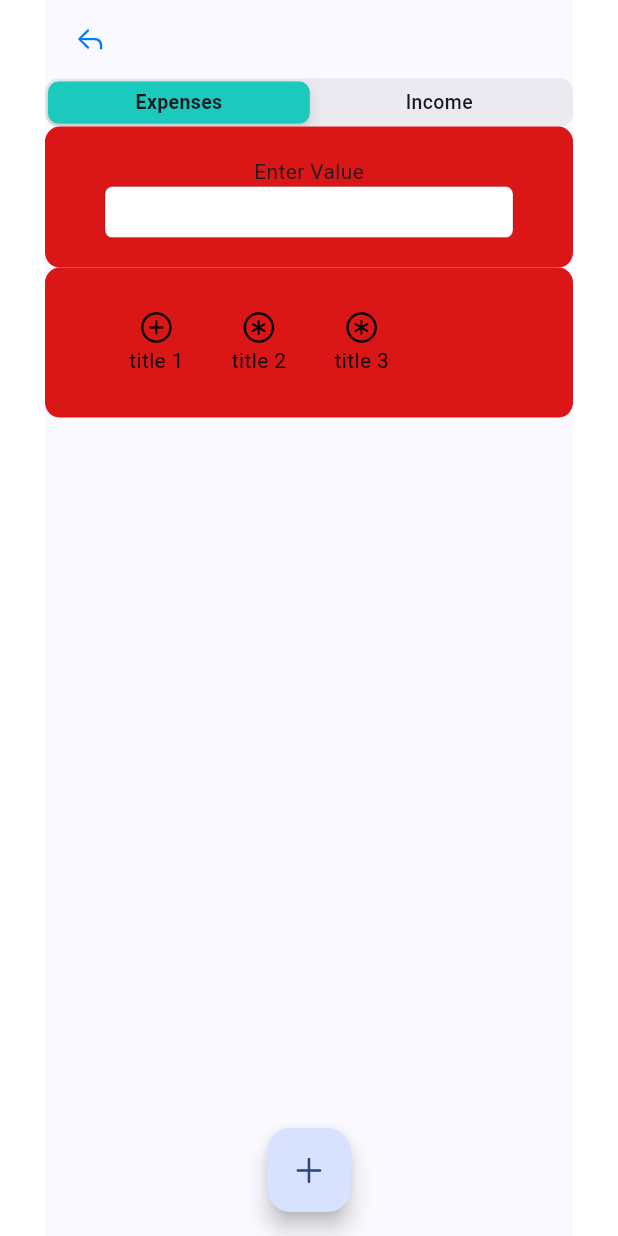
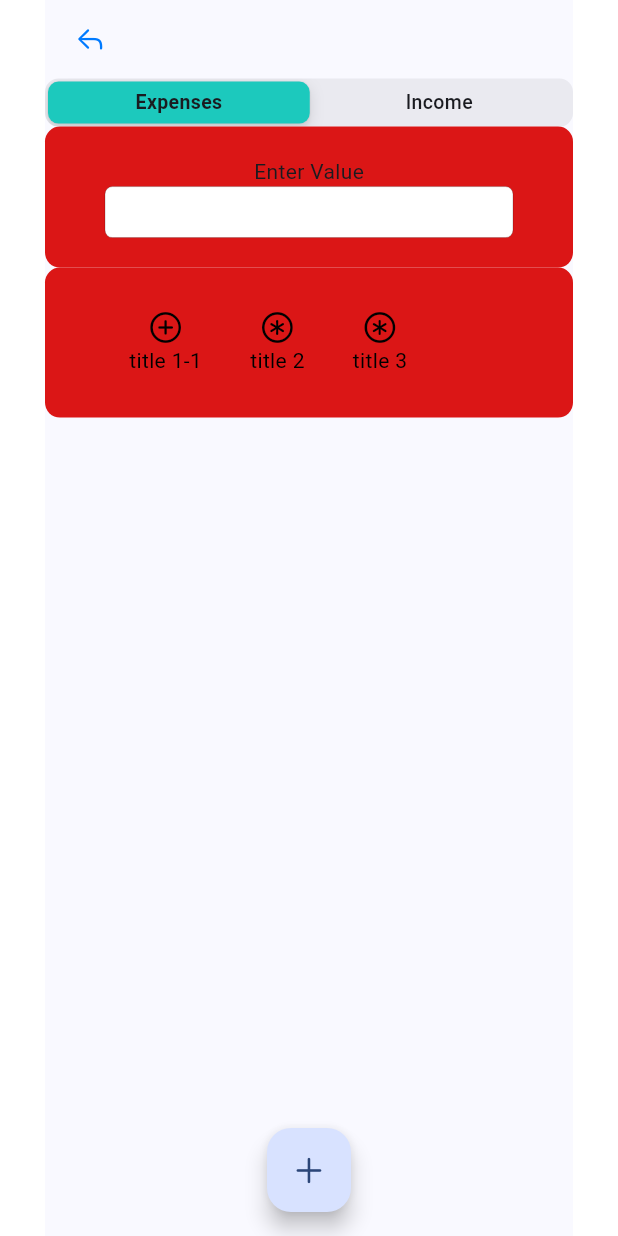
Before and after one commit to aliakseyNiaklesa/wallet, a Flutter app: the screen it shows after launch, after a tap on an icon or button, on a phone screen of 412 x 824 dp. Run offline on Flutter 3.47's test engine with Material 3 defaults, Android fonts, the phone set to English and light mode, and no system bars; our stand-ins replace flutter_riverpod, go_router.

Commit message:
Added expense tags

```diff
--- a/lib/src/features/expense_record.dart
+++ b/lib/src/entities/expense_record.dart
@@ -1,8 +1,15 @@
 import 'package:flutter/cupertino.dart';
 import 'package:flutter_riverpod/flutter_riverpod.dart';
+import 'package:wallet/src/models/expense.dart';
 
 class ExpenseRecord extends ConsumerWidget {
-  const ExpenseRecord({super.key});
+  // const ExpenseRecord({super.key});
+  Expense expense;
+
+  ExpenseRecord({
+    Key? key,
+    required this.expense,
+  }) : super(key: key);
 
   @override
   Widget build(BuildContext context, WidgetRef ref) {
@@ -12,7 +19,7 @@ class ExpenseRecord extends ConsumerWidget {
         decoration: const BoxDecoration(
             color: Color.fromARGB(255, 28, 201, 189),
             borderRadius: BorderRadius.all(Radius.circular(10))),
-        child: const Row(
+        child: Row(
           mainAxisAlignment: MainAxisAlignment.spaceBetween,
           children: [
             SizedBox(
@@ -22,7 +29,7 @@ class ExpenseRecord extends ConsumerWidget {
                     padding: EdgeInsets.only(right: 20),
                     child: Icon(CupertinoIcons.airplane),
                   ),
-                  Text('Travel')
+                  Text(expense.tag.title)
                 ],
               ),
             ),
@@ -32,7 +39,7 @@ class ExpenseRecord extends ConsumerWidget {
                   Text('25%'),
                   Padding(
                     padding: EdgeInsets.only(left: 20),
-                    child: Text('\$130'),
+                    child: Text('\$' + expense.price.toString()),
                   )
                 ],
               ),
--- a/lib/src/entities/tag_widget.dart
+++ b/lib/src/entities/tag_widget.dart
@@ -1,21 +1,25 @@
 import 'package:flutter/cupertino.dart';
 import 'package:flutter_riverpod/flutter_riverpod.dart';
 import 'package:wallet/src/models/tag.dart';
+import 'package:wallet/src/services/expense_tags.dart';
 
 class TagWidget extends ConsumerWidget {
   Tag tag;
-  VoidCallback onClick;
 
-  TagWidget(
-      {Key? key,
-      required this.tag,
-      required this.onClick})
-      : super(key: key);
+  TagWidget({
+    Key? key,
+    required this.tag,
+  }) : super(key: key);
 
   @override
   Widget build(BuildContext context, WidgetRef ref) {
+    handleOnTab() {
+      final expenseTag =
+          ref.read(expenseTagsProvider.notifier).updateTag(tag.uuid);
+    }
+
     return GestureDetector(
-      onTap: onClick,
+      onTap: handleOnTab,
       child: Container(
         margin: EdgeInsets.symmetric(horizontal: 8.0),
         padding: EdgeInsets.all(8.0),
@@ -28,7 +32,7 @@ class TagWidget extends ConsumerWidget {
             Icon(
               tag.icon,
               color: tag.isSelected
-                  ? CupertinoColors.quaternarySystemFill
+                  ? CupertinoColors.activeBlue
                   : CupertinoColors.black,
             ),
             const SizedBox(width: 4.0),
@@ -36,7 +40,7 @@ class TagWidget extends ConsumerWidget {
               tag.title,
               style: TextStyle(
                 color: tag.isSelected
-                    ? CupertinoColors.quaternarySystemFill
+                    ? CupertinoColors.activeBlue
                     : CupertinoColors.black,
               ),
             ),
--- a/lib/src/models/tag.dart
+++ b/lib/src/models/tag.dart
@@ -1,9 +1,14 @@
 import 'package:flutter/cupertino.dart';
 
 class Tag {
+  String uuid;
   String title;
   IconData icon;
   bool isSelected;
 
-  Tag({required this.title, required this.icon, this.isSelected = false});
+  Tag(
+      {required this.uuid,
+      required this.title,
+      required this.icon,
+      this.isSelected = false});
 }
--- a/lib/src/screens/add.dart
+++ b/lib/src/screens/add.dart
@@ -9,8 +9,8 @@ import 'package:wallet/src/features/side_header.dart';
 import 'package:wallet/src/features/way_toggle.dart';
 import 'package:wallet/src/models/tag.dart';
 import 'package:wallet/src/services/budget.dart';
+import 'package:wallet/src/services/expense_tags.dart';
 import 'package:wallet/src/services/way.dart';
-
 
 // Add state ?
 class Add extends ConsumerWidget {
@@ -27,26 +27,14 @@ class Add extends ConsumerWidget {
   @override
   Widget build(BuildContext context, WidgetRef ref) {
     final way = ref.watch(wayProvider);
-    final List<Tag> tags = [
-      Tag(
-        title: 'title 1',
-        icon: CupertinoIcons.add_circled,
-      ),
-      Tag(title: 'title 2', icon: CupertinoIcons.asterisk_circle),
-      Tag(title: 'title 3', icon: CupertinoIcons.asterisk_circle)
-    ];
+    final List<Tag> tags = ref.watch(expenseTagsProvider);
 
-    handleOnSelect(tag) {
-      tag.isSelected = true;
-    }
-
-    List<TagWidget> tagWidgets = tags
-        .map((tag) => TagWidget(tag: tag, onClick: () => handleOnSelect(tag)))
-        .toList();
+    List<TagWidget> tagWidgets =
+        tags.map((tag) => TagWidget(tag: tag)).toList();
 
     handleOnAdd() {
-      tagWidgets.forEach((tag) {
-        print(tag.tag.isSelected.toString() + " - " + tag.tag.title);
+      tags.forEach((tag) {
+        print(tag.isSelected.toString() + " - " + tag.title);
       });
       // if (way == WAY.income) {
       //   ref.read(budgetProvider.notifier).add(int.parse(_controller.text));
--- a/lib/src/widgets/Expenses.dart
+++ b/lib/src/widgets/Expenses.dart
@@ -1,50 +1,27 @@
 import 'package:flutter/src/widgets/framework.dart';
 import 'package:flutter/widgets.dart';
 import 'package:flutter_riverpod/flutter_riverpod.dart';
-import 'package:wallet/src/features/expense_record.dart';
+import 'package:wallet/src/entities/expense_record.dart';
+import 'package:wallet/src/services/expenses.dart';
 
 class Expenses extends ConsumerWidget {
   const Expenses({super.key});
 
   @override
   Widget build(BuildContext context, WidgetRef ref) {
+    final expenses = ref.watch(expensesProvider);
+
+    print(expenses);
+
     return ListView(
       // shrinkWrap: true,
       children: [
-        ExpenseRecord(),
-        ExpenseRecord(),
-        ExpenseRecord(),
-        ExpenseRecord(),
-        ExpenseRecord(),
-        ExpenseRecord(),
-        ExpenseRecord(),
-        ExpenseRecord(),
-        ExpenseRecord(),
-        ExpenseRecord(),
-        ExpenseRecord(),
-        ExpenseRecord(),
-        ExpenseRecord(),
-        ExpenseRecord(),
-        ExpenseRecord(),
-        ExpenseRecord(),
+        ...expenses
+            .map((expense) => ExpenseRecord(
+                  expense: expense,
+                ))
+            .toList(),
       ],
     );
-
-    // return Column(
-    //   children: [
-    //     ExpensesChart(),
-    //     ExpenseRecord(),
-    //     ExpenseRecord(),
-    //     ExpenseRecord(),
-    //     ExpenseRecord(),
-    //     ExpenseRecord(),
-    //     ExpenseRecord(),
-    //     ExpenseRecord(),
-    //     ExpenseRecord(),
-    //     ExpenseRecord(),
-    //     ExpenseRecord(),
-    //     ExpenseRecord(),
-    //   ],
-    // );
   }
 }
```
Also changed, not shown: lib/src/models/expense.dart (+3 -4 lines), lib/src/services/expense_tags.dart (added, +34 -0 lines), lib/src/services/expenses.dart (+21 -1 lines).
